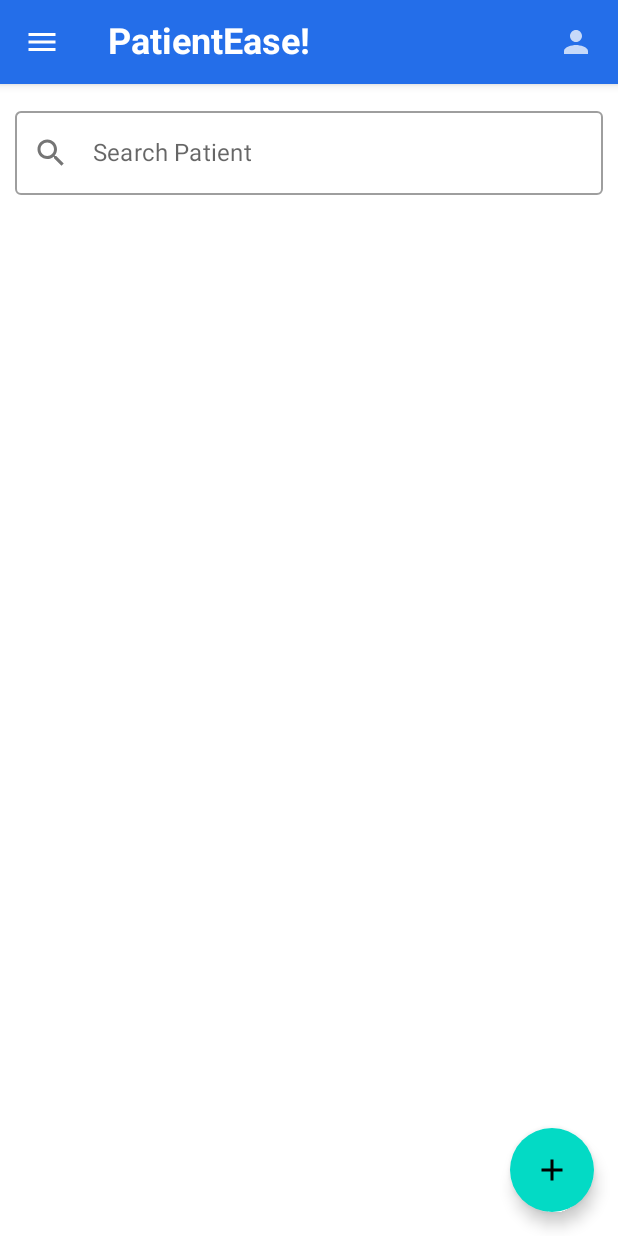
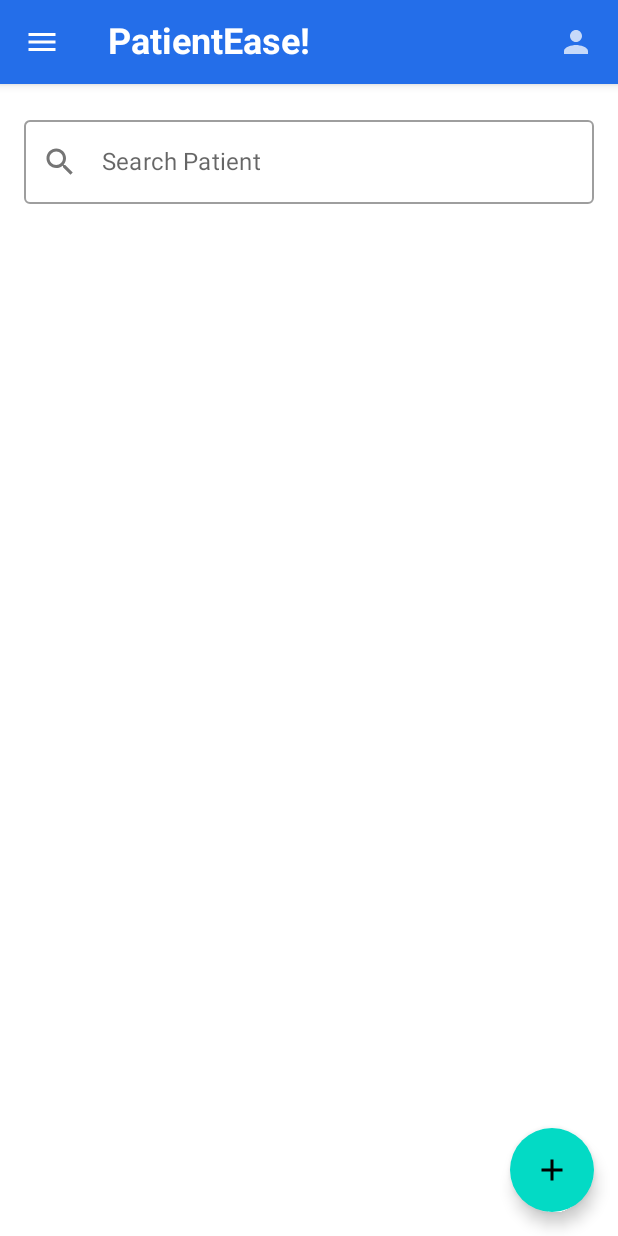
Before and after one commit to cc231064/ccl3, an Android app built with Jetpack Compose: the PatientListScreen screen opened through its navigation route, on a phone screen of 412 x 824 dp. Run offline under Robolectric (Android 15) with nearby library versions, the phone set to English and light mode, and no system bars; our stand-ins replace Dagger/Hilt's generated code, Room's generated code, accompanist; 2 statements that could not run were skipped.

```diff
--- a/app/src/main/java/com/example/patienttracker/presentation/patient_list/PatientListScreen.kt
+++ b/app/src/main/java/com/example/patienttracker/presentation/patient_list/PatientListScreen.kt
@@ -101,7 +101,7 @@ fun PatientListScreen(
                 OutlinedTextField(
                     modifier = Modifier
                         .fillMaxWidth()
-                        .padding(10.dp),
+                        .padding(16.dp),
                     value = searchQuery,
                     onValueChange = { viewModel.onSearchQueryChange(it) },
                     label = { Text(text = "Search Patient") },
```
